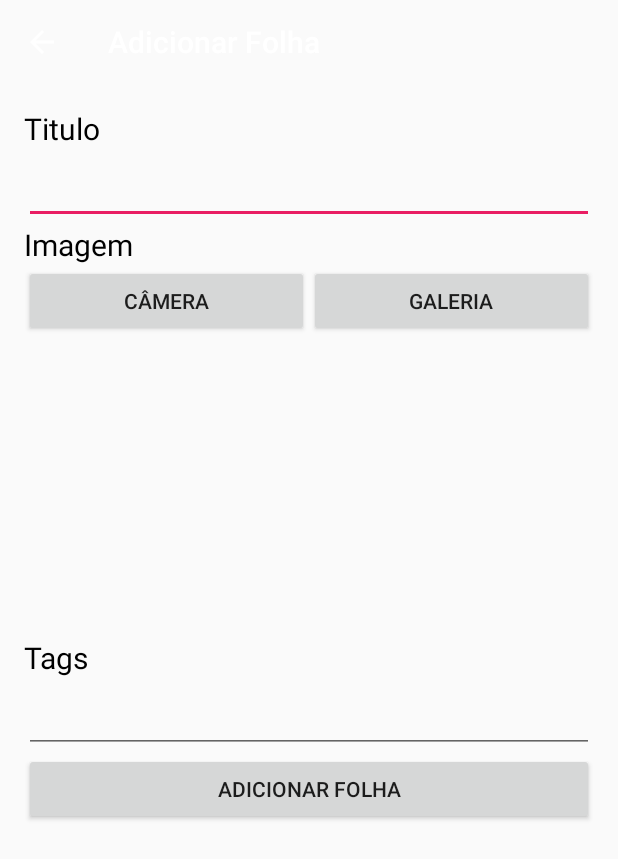
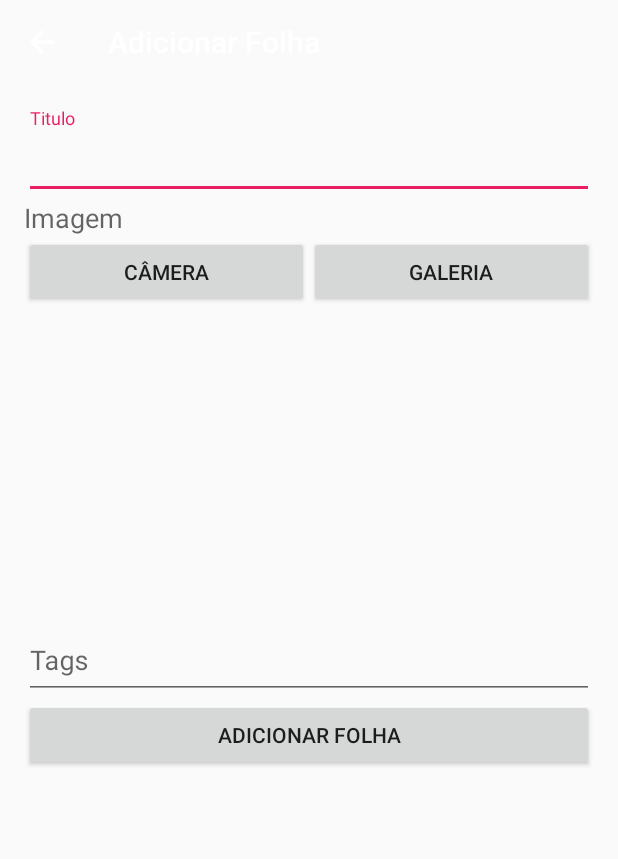
Before and after one commit to nolram/CadernoAndroid, an Android app: the CriarFolhaActivityFragment screen opened directly, with no data from a screen before it, on a phone screen of 412 x 824 dp. Shown: the top 859 px of the screen. Run offline under Robolectric (Android 15) with nearby library versions, the phone set to English and light mode, and no system bars; 4 statements that could not run were skipped.

Commit message:
- Troca do FloatingActionButton (da biblioteca de terceiro) para o padrão Google - Implementações de padrões Lollipop nas telas de edição e alteração de folha e caderno Signed-off-by: Marlon Baptista de Quadros <marlonbaptista@hotmail.com>

```diff
--- a/app/src/main/java/com/lab11/nolram/components/RecyclerItemClickListener.java
+++ b/app/src/main/java/com/lab11/nolram/components/RecyclerItemClickListener.java
@@ -38,4 +38,9 @@ public class RecyclerItemClickListener implements RecyclerView.OnItemTouchListen
     }
 
     @Override public void onTouchEvent(RecyclerView view, MotionEvent motionEvent) { }
+
+    @Override
+    public void onRequestDisallowInterceptTouchEvent(boolean b) {
+
+    }
 }
--- a/app/src/main/res/layout/activity_folha.xml
+++ b/app/src/main/res/layout/activity_folha.xml
@@ -3,3 +3,9 @@
     android:name="com.lab11.nolram.cadernocamera.FolhaActivityFragment"
     tools:layout="@layout/fragment_folha" android:layout_width="match_parent"
     android:layout_height="match_parent" />
+
+<!--<android.support.v4.view.ViewPager
+    xmlns:android="http://schemas.android.com/apk/res/android"
+    android:id="@+id/pager"
+    android:layout_width="match_parent"
+    android:layout_height="match_parent" />-->
--- a/app/src/main/res/layout/fragment_criar_folha.xml
+++ b/app/src/main/res/layout/fragment_criar_folha.xml
@@ -21,25 +21,22 @@
         android:paddingTop="@dimen/activity_vertical_margin"
         android:paddingBottom="@dimen/activity_vertical_margin"
         android:orientation="vertical">
-        <TextView
-            android:layout_width="wrap_content"
-            android:layout_height="wrap_content"
-            android:textSize="20dip"
-            android:id="@+id/txt_title"
-            android:textColor="@color/preto"
-            android:text="Titulo"/>
+
+        <android.support.design.widget.TextInputLayout
+            android:layout_width="match_parent"
+            android:layout_height="wrap_content">
             <EditText
                 android:layout_width="fill_parent"
                 android:layout_height="50dp"
-            android:singleLine="true"
-            android:id="@+id/edtxt_titulo_folha"/>
+                android:id="@+id/edtxt_titulo_folha"
+                android:hint="@string/txt_title"/>
+        </android.support.design.widget.TextInputLayout>
 
         <TextView
             android:layout_width="wrap_content"
             android:layout_height="wrap_content"
-            android:textSize="20dip"
+            android:textAppearance="?android:attr/textAppearanceMedium"
             android:id="@+id/txt_imagem"
-            android:textColor="@color/preto"
             android:text="Imagem"/>
 
 
@@ -72,19 +69,17 @@
             android:background="@null"
             android:clickable="true"/>
 
-        <TextView
-            android:layout_width="wrap_content"
-            android:layout_height="wrap_content"
-            android:textSize="20dip"
-            android:id="@+id/txt_tag"
-            android:textColor="@color/preto"
-            android:text="Tags"/>
 
+        <android.support.design.widget.TextInputLayout
+            android:layout_width="match_parent"
+            android:layout_height="wrap_content">
             <EditText
                 android:layout_width="fill_parent"
                 android:layout_height="50dp"
-            android:singleLine="true"
+                android:hint="@string/tags"
                 android:id="@+id/edtxt_tags"/>
+        </android.support.design.widget.TextInputLayout>
+
 
         <Button
             android:layout_width="fill_parent"
--- a/app/src/main/res/values-w820dp/dimens.xml
+++ b/app/src/main/res/values-w820dp/dimens.xml
@@ -3,4 +3,5 @@
          (such as screen margins) for screens with more than 820dp of available width. This
          would include 7" and 10" devices in landscape (~960dp and ~1280dp respectively). -->
     <dimen name="activity_horizontal_margin">64dp</dimen>
+    <dimen name="fab_margin">16dp</dimen>
 </resources>
--- a/app/src/main/res/values/dimens.xml
+++ b/app/src/main/res/values/dimens.xml
@@ -8,4 +8,6 @@
 
     <dimen name="item_margin">8dp</dimen>
     <dimen name="item_margin_half">8dp</dimen>
+
+    <dimen name="fab_margin">16dp</dimen>
 </resources>
--- a/app/src/main/res/values/strings.xml
+++ b/app/src/main/res/values/strings.xml
@@ -60,5 +60,6 @@
     <string name="txt_editar_caderno">Editar</string>
     <string name="txt_error_file_not_found">Essa imagem está com problema, por favor selecione outra imagem.</string>
     <string name="txt_mensage_remove_image">A imagem foi removida ou foi movida de lugar, por favor escolha uma nova imagem.</string>
+    <string name="txt_plus">Mais</string>
 
 </resources>
```
Also changed, not shown: app/build.gradle (+6 -6 lines), app/src/main/java/com/lab11/nolram/cadernocamera/MainActivityFragment.java (+13 -7 lines), app/src/main/java/com/lab11/nolram/cadernocamera/NotesActivityFragment.java (+3 -4 lines), app/src/main/java/com/lab11/nolram/components/ScrollAwareFABBehavior.java (added, +41 -0 lines), app/src/main/res/layout/fragment_criar_caderno.xml (+21 -26 lines), app/src/main/res/layout/fragment_editar_caderno.xml (+21 -25 lines), app/src/main/res/layout/fragment_editar_folha.xml (+13 -21 lines), app/src/main/res/layout/fragment_main.xml (+23 -7 lines), app/src/main/res/layout/fragment_notes.xml (+11 -8 lines). Lines whose indentation alone changed are shown as unchanged.
